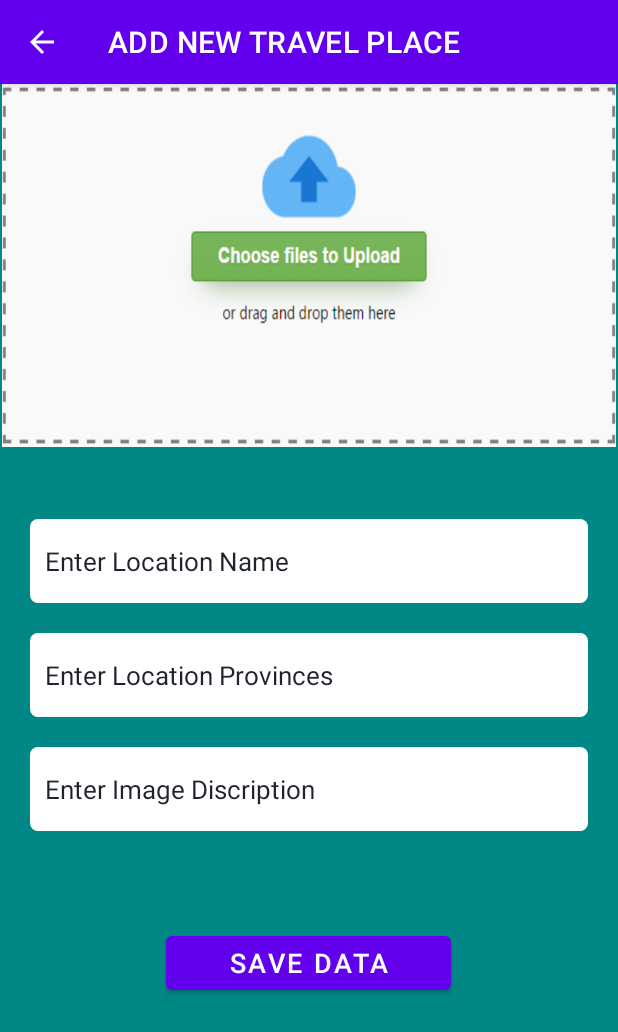
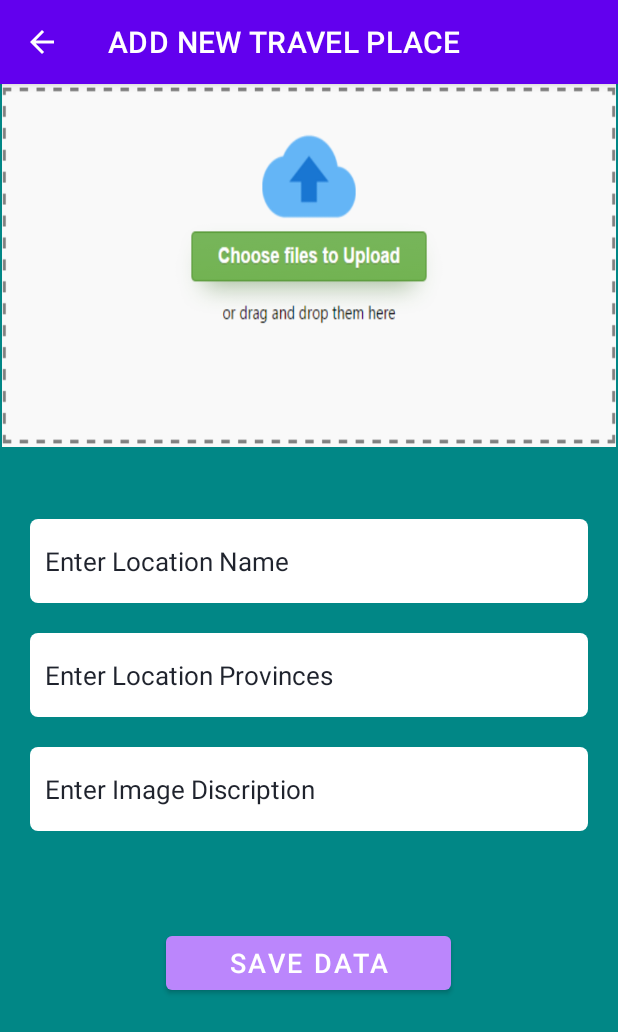
Before and after one commit to pasandi1998/tour_guide, an Android app: the Add_Places screen opened directly, with no data from a screen before it, on a phone screen of 412 x 824 dp. Shown: the top 1032 px of the screen. Run offline under Robolectric (Android 15) with nearby library versions, the phone set to English and light mode, and no system bars; our stand-ins replace Firebase (no records; nobody signed in at launch, a user with empty details on screens opened directly).

Commit message:
Change the background colour of button

```diff
--- a/app/src/main/res/layout/activity_add_places.xml
+++ b/app/src/main/res/layout/activity_add_places.xml
@@ -29,6 +29,7 @@
         android:onClick="UploadImage"
         android:text="Save Data"
         android:textSize="18sp"
+        app:backgroundTint="@color/purple_200"
         app:layout_constraintEnd_toEndOf="parent"
         app:layout_constraintHorizontal_bias="0.476"
         app:layout_constraintStart_toStartOf="parent"
```
